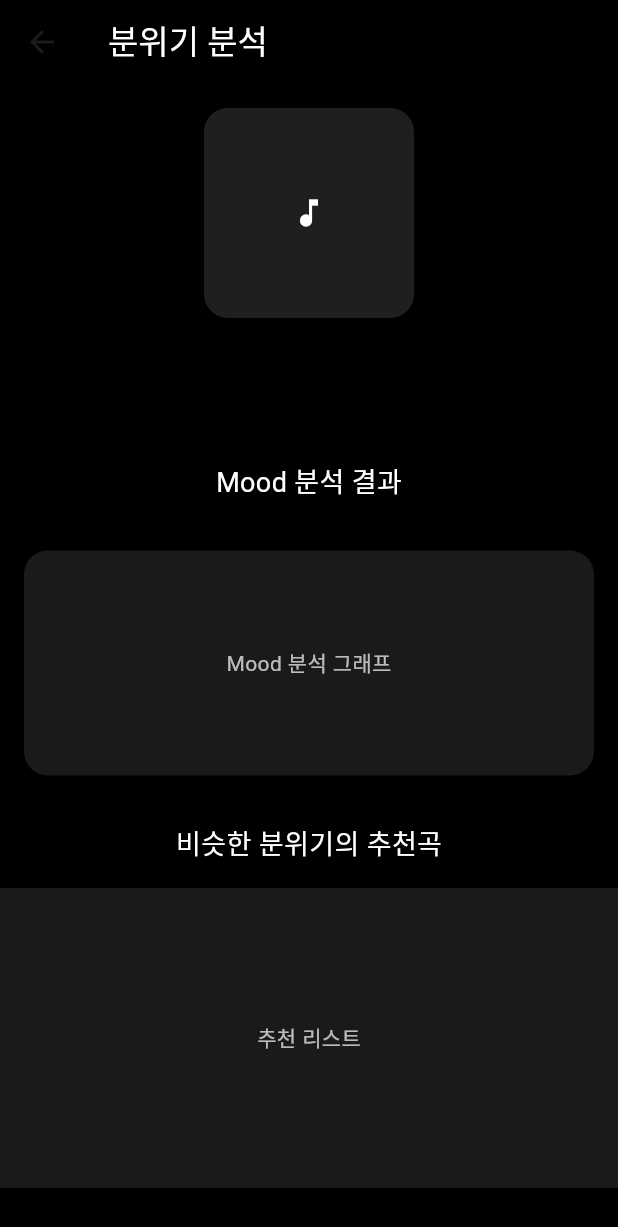
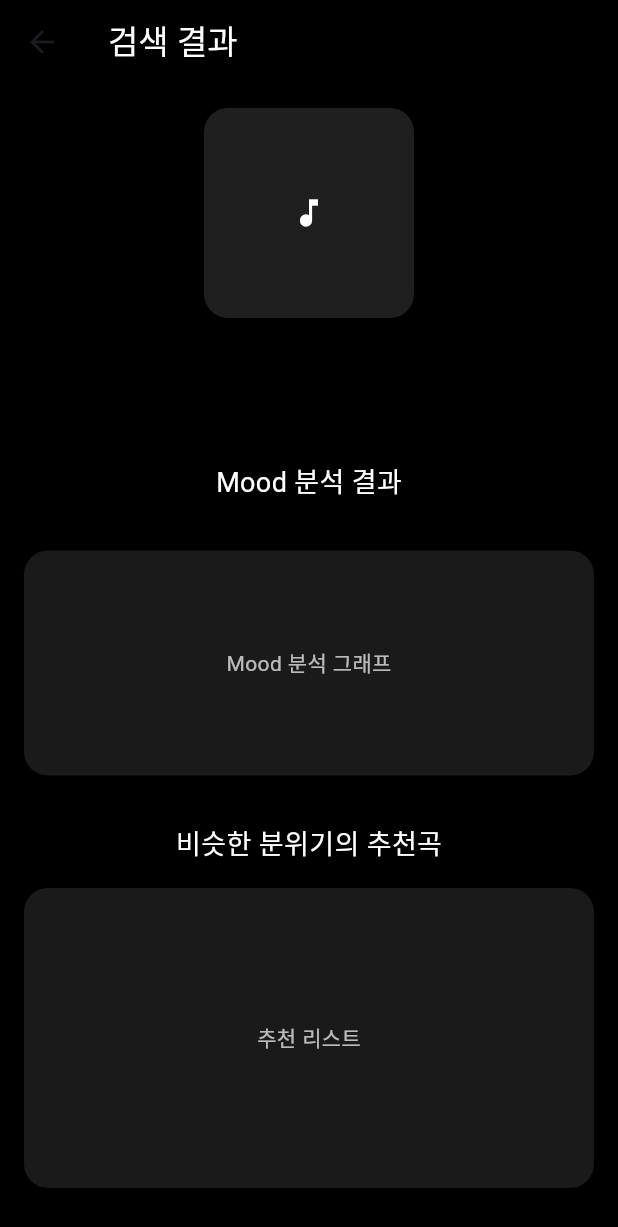
Before and after one commit to jhw030306/wym, a Flutter app: the ResultPage screen opened directly with empty values, on a phone screen of 412 x 824 dp. Shown: the top 1227 px of the screen. Run offline on Flutter 3.47's test engine with Material 3 defaults, Android fonts, the light colour scheme and no system bars.

Commit message:
refactor(result) : 결과 페이지 위젯 분리

```diff
--- a/lib/features/result/result_page.dart
+++ b/lib/features/result/result_page.dart
@@ -1,4 +1,7 @@
 import 'package:flutter/material.dart';
+import 'widgets/selected_music_section.dart';
+import 'widgets/mood_section.dart';
+import 'widgets/recommendation_section.dart';
 
 class ResultPage extends StatelessWidget {
   final String title;
@@ -18,81 +21,14 @@ class ResultPage extends StatelessWidget {
       backgroundColor: Colors.black,
       appBar: AppBar(
         backgroundColor: Colors.black,
-        title: const Text("분위기 분석", style: TextStyle(color: Colors.white)),
+        title: const Text("검색 결과", style: TextStyle(color: Colors.white)),
       ),
       body: SingleChildScrollView(
         child: Column(
           children: [
-            // 선택한 노래 표시
-            Padding(
-              padding: const EdgeInsets.all(16),
-              child: Column(
-                children: [
-                  Container(
-                    height: 140,
-                    width: 140,
-                    decoration: BoxDecoration(
-                      borderRadius: BorderRadius.circular(16),
-                      color: Colors.white12,
-                    ),
-                    child: image.isEmpty
-                        ? const Icon(Icons.music_note, color: Colors.white)
-                        : Image.network(image, fit: BoxFit.cover),
-                  ),
-                  const SizedBox(height: 12),
-                  Text(
-                    title,
-                    style: const TextStyle(color: Colors.white, fontSize: 20),
-                  ),
-                  Text(
-                    artist,
-                    style: const TextStyle(color: Colors.white70, fontSize: 16),
-                  ),
-                ],
-              ),
-            ),
-
-            // Mood 분석 결과 (placeholder)
-            const Padding(
-              padding: EdgeInsets.all(16),
-              child: Text(
-                "Mood 분석 결과",
-                style: TextStyle(color: Colors.white, fontSize: 18),
-              ),
-            ),
-
-            Container(
-              height: 150,
-              margin: const EdgeInsets.all(16),
-              decoration: BoxDecoration(
-                color: Colors.white10,
-                borderRadius: BorderRadius.circular(16),
-              ),
-              alignment: Alignment.center,
-              child: const Text(
-                "Mood 분석 그래프",
-                style: TextStyle(color: Colors.white70),
-              ),
-            ),
-
-            // 추천 결과 자리
-            const Padding(
-              padding: EdgeInsets.all(16),
-              child: Text(
-                "비슷한 분위기의 추천곡",
-                style: TextStyle(color: Colors.white, fontSize: 18),
-              ),
-            ),
-
-            Container(
-              height: 200,
-              color: Colors.white10,
-              alignment: Alignment.center,
-              child: const Text(
-                "추천 리스트",
-                style: TextStyle(color: Colors.white70),
-              ),
-            ),
+            SelectedMusicSection(title: title, artist: artist, image: image),
+            const MoodSection(),
+            const RecommendationSection(),
           ],
         ),
       ),
--- /dev/null
+++ b/lib/features/result/widgets/mood_section.dart
@@ -0,0 +1,33 @@
+import 'package:flutter/material.dart';
+
+class MoodSection extends StatelessWidget {
+  const MoodSection({super.key});
+
+  @override
+  Widget build(BuildContext context) {
+    return Column(
+      children: [
+        const Padding(
+          padding: EdgeInsets.all(16),
+          child: Text(
+            "Mood 분석 결과",
+            style: TextStyle(color: Colors.white, fontSize: 18),
+          ),
+        ),
+        Container(
+          height: 150,
+          margin: const EdgeInsets.all(16),
+          decoration: BoxDecoration(
+            color: Colors.white10,
+            borderRadius: BorderRadius.circular(16),
+          ),
+          alignment: Alignment.center,
+          child: const Text(
+            "Mood 분석 그래프",
+            style: TextStyle(color: Colors.white70),
+          ),
+        ),
+      ],
+    );
+  }
+}
--- /dev/null
+++ b/lib/features/result/widgets/recommendation_section.dart
@@ -0,0 +1,30 @@
+import 'package:flutter/material.dart';
+
+class RecommendationSection extends StatelessWidget {
+  const RecommendationSection({super.key});
+
+  @override
+  Widget build(BuildContext context) {
+    return Column(
+      children: [
+        const Padding(
+          padding: EdgeInsets.all(16),
+          child: Text(
+            "비슷한 분위기의 추천곡",
+            style: TextStyle(color: Colors.white, fontSize: 18),
+          ),
+        ),
+        Container(
+          height: 200,
+          margin: const EdgeInsets.symmetric(horizontal: 16),
+          decoration: BoxDecoration(
+            color: Colors.white10,
+            borderRadius: BorderRadius.circular(16),
+          ),
+          alignment: Alignment.center,
+          child: const Text("추천 리스트", style: TextStyle(color: Colors.white70)),
+        ),
+      ],
+    );
+  }
+}
--- /dev/null
+++ b/lib/features/result/widgets/selected_music_section.dart
@@ -0,0 +1,45 @@
+import 'package:flutter/material.dart';
+
+class SelectedMusicSection extends StatelessWidget {
+  final String title;
+  final String artist;
+  final String image;
+
+  const SelectedMusicSection({
+    super.key,
+    required this.title,
+    required this.artist,
+    required this.image,
+  });
+
+  @override
+  Widget build(BuildContext context) {
+    return Padding(
+      padding: const EdgeInsets.all(16),
+      child: Column(
+        children: [
+          Container(
+            height: 140,
+            width: 140,
+            decoration: BoxDecoration(
+              borderRadius: BorderRadius.circular(16),
+              color: Colors.white12,
+            ),
+            child: image.isEmpty
+                ? const Icon(Icons.music_note, color: Colors.white)
+                : Image.network(image, fit: BoxFit.cover),
+          ),
+          const SizedBox(height: 12),
+          Text(
+            title,
+            style: const TextStyle(color: Colors.white, fontSize: 20),
+          ),
+          Text(
+            artist,
+            style: const TextStyle(color: Colors.white70, fontSize: 16),
+          ),
+        ],
+      ),
+    );
+  }
+}
```
